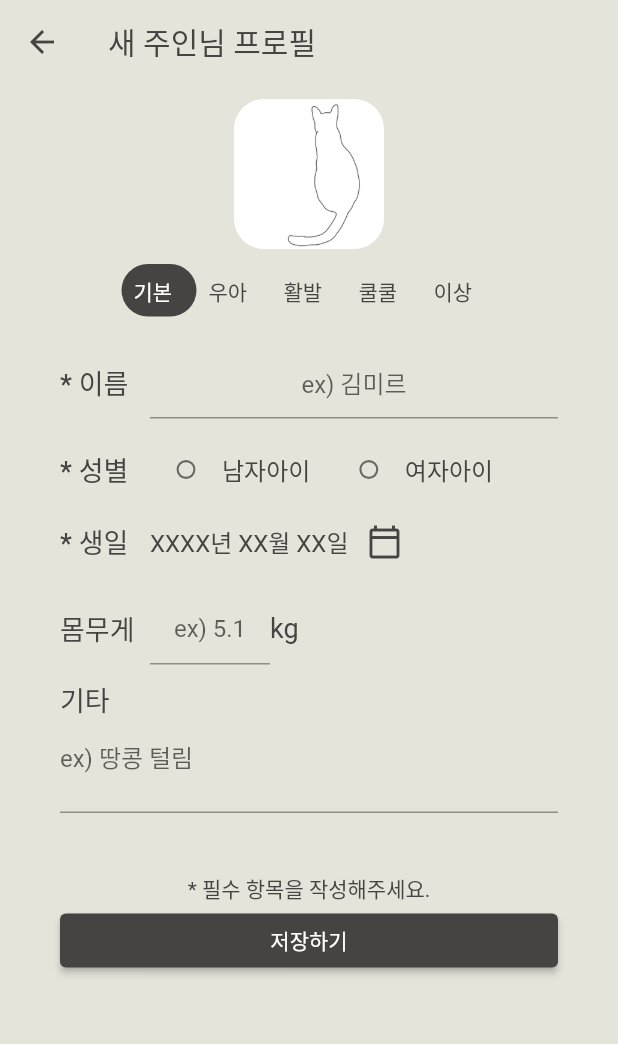
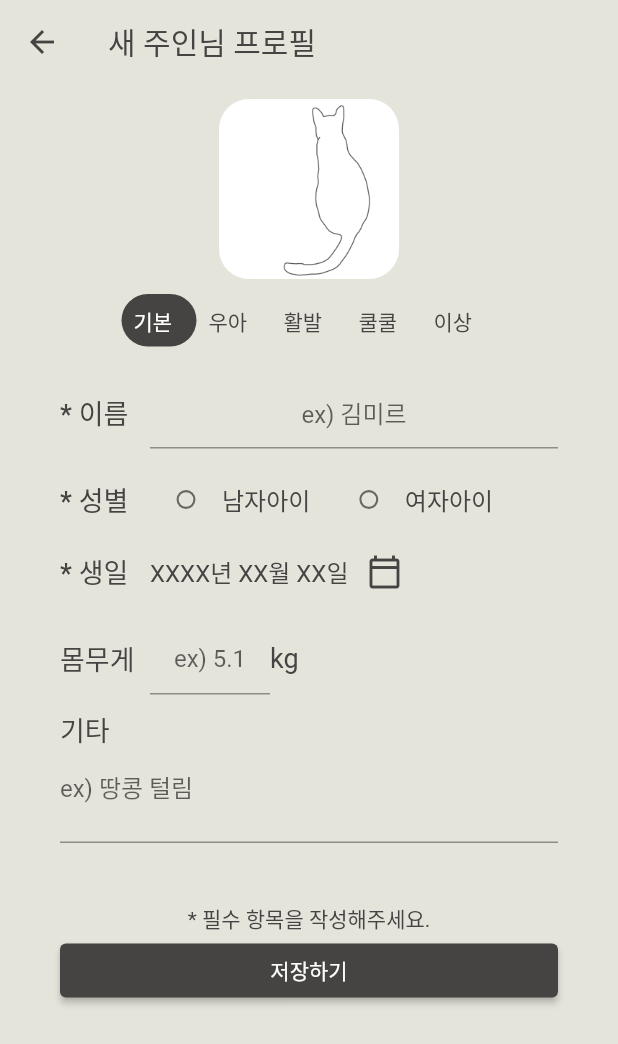
Before and after one commit to donna6355/butler_diary_two, a Flutter app: the screen it shows after launch, after a tap on "냥줍", on a phone screen of 412 x 824 dp. Shown: the top 1044 px of the screen. Run offline on Flutter 3.47's test engine with Material 2 defaults, Android fonts, the phone set to English and light mode, and no system bars; our stand-ins replace google_fonts, hive, hive_flutter; accounts and stored records are empty.

Commit message:
[add] profile and save draft

```diff
--- a/lib/core/common_style.dart
+++ b/lib/core/common_style.dart
@@ -34,6 +34,8 @@ class CommonStyle {
   }
 
   static ThemeData theme = ThemeData(
+    datePickerTheme:
+        const DatePickerThemeData(headerBackgroundColor: primaryGray),
     appBarTheme: AppBarTheme(
       color: subGray,
       iconTheme: const IconThemeData(color: primaryGray),
@@ -54,7 +56,7 @@ class CommonStyle {
       ),
     ),
     fontFamily: gamja,
-    primaryColor: subGray,
+    primaryColor: primaryGray,
     scaffoldBackgroundColor: subGray,
     textTheme: const TextTheme(bodyMedium: bodyFont),
     iconTheme: const IconThemeData(color: primaryGray),
--- a/lib/core/languages.dart
+++ b/lib/core/languages.dart
@@ -21,6 +21,7 @@ class Lang {
   static const female = '여자아이';
   static const birth = '* 생일';
   static const birthEx = 'XXXX년 XX월 XX일';
+  static const pickBirth = '주인님 생일 선택';
   static const weight = '몸무게';
   static const weightEx = 'ex) 5.1';
   static const kg = 'kg';
@@ -28,6 +29,10 @@ class Lang {
   static const remarkEx = 'ex) 땅콩 털림';
   static const fillRequired = '* 필수 항목을 작성해주세요.';
   static const save = '저장하기';
+  static const nameAlert = '이름을 작성해 주세요!';
+  static const dupNameAlert = '도플갱어냥?? 이미 모시고 있는 주인님이다옹!';
+  static const genderAlert = '성별을 선택해 주세요!';
+  static const birthAlert = '생일을 선택해 주세요!';
 
   static const devMsg = '개발자 메시지';
 }
--- a/lib/data/hive_storage.dart
+++ b/lib/data/hive_storage.dart
@@ -4,10 +4,26 @@ import 'model/diary.dart';
 import 'model/profile.dart';
 import '../core/core.dart';
 
-Future<void> initHive() async {
-  final appDocDir = await getApplicationDocumentsDirectory();
-  await Hive.initFlutter(appDocDir.path);
-  Hive.registerAdapter(DiaryAdapter());
-  Hive.registerAdapter(ProfileAdapter());
-  await Hive.openBox(Constants.profile);
+class HiveStore {
+  HiveStore._();
+  static late Box catBox;
+  static Future<void> initHive() async {
+    final appDocDir = await getApplicationDocumentsDirectory();
+    await Hive.initFlutter(appDocDir.path);
+    Hive.registerAdapter(DiaryAdapter());
+    Hive.registerAdapter(ProfileAdapter());
+    catBox = await Hive.openBox(Constants.profile);
+  }
+
+  static bool checkMasterName(String name) {
+    final List catList = catBox.values.toList();
+    for (var cat in catList) {
+      if (cat.name == name) return false;
+    }
+    return true;
+  }
+
+  static Future saveCatProfile(String id, Profile cat) async {
+    await catBox.put(id, cat);
+  }
 }
--- a/lib/main.dart
+++ b/lib/main.dart
@@ -6,7 +6,7 @@ import 'presentation/screen/screen.dart';
 
 Future<void> main() async {
   WidgetsFlutterBinding.ensureInitialized();
-  await initHive();
+  await HiveStore.initHive();
   runApp(const MyApp());
 }
 
--- a/lib/presentation/widget/profile_components.dart
+++ b/lib/presentation/widget/profile_components.dart
@@ -2,8 +2,7 @@ import 'package:flutter/material.dart';
 import '../../core/core.dart';
 
 class Photo extends StatelessWidget {
-  const Photo({required this.isPhone, required this.photo, super.key});
-  final bool isPhone;
+  const Photo({required this.photo, super.key});
   final String photo;
   @override
   Widget build(BuildContext context) {
@@ -12,8 +11,8 @@ class Photo extends StatelessWidget {
         borderRadius: BorderRadius.circular(20),
         child: Container(
           color: Colors.white,
-          width: isPhone ? 100 : 160,
-          height: isPhone ? 100 : 160,
+          width: 120,
+          height: 120,
           child: Image.asset('assets/img/${photo}1.png'),
         ),
       ),
```
Also changed, not shown: lib/presentation/screen/profile_edit.dart (+70 -9 lines).
